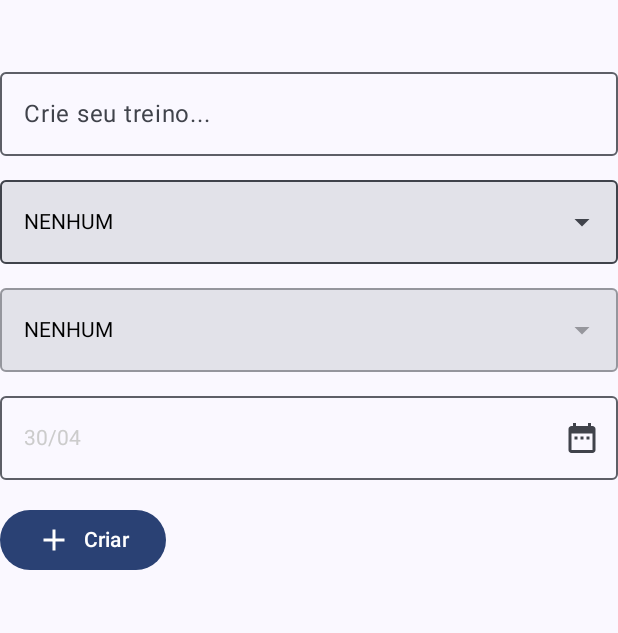
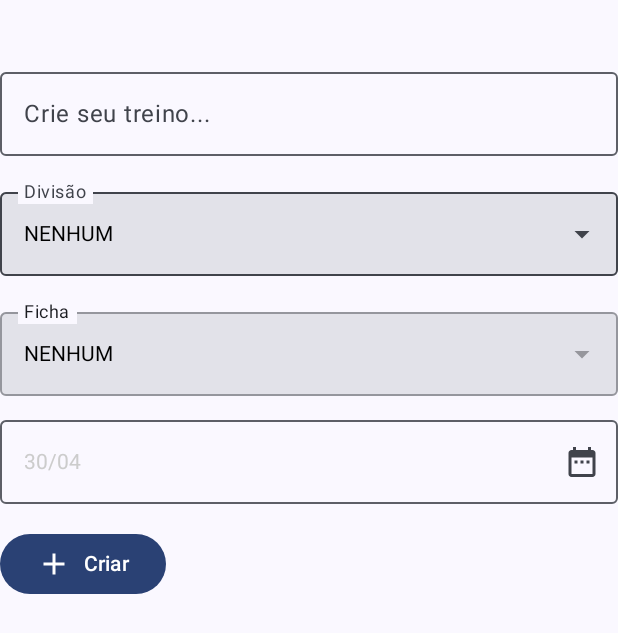
Before and after one commit to Neiscafe/myfitt, an Android app built with Jetpack Compose: the composable CriarTreinoScreen called with empty values, on a phone screen of 412 x 824 dp. Shown: the top 633 px of the screen. Run offline under Robolectric (Android 15) with nearby library versions, the phone set to English and light mode, and no system bars.

Commit message:
*feat* Adiciona hint aos campos de seleção

```diff
--- a/app/src/main/java/br/com/myfitt/ui/components/DropdownTextField.kt
+++ b/app/src/main/java/br/com/myfitt/ui/components/DropdownTextField.kt
@@ -1,5 +1,6 @@
 package br.com.myfitt.ui.components
 
+import androidx.compose.foundation.background
 import androidx.compose.foundation.layout.Column
 import androidx.compose.foundation.layout.IntrinsicSize
 import androidx.compose.foundation.layout.fillMaxWidth
@@ -25,6 +26,7 @@ fun <T> DropdownTextField(
     items: List<T?>,
     getValue: (T?) -> String,
     onSelectedChanged: (T?) -> Unit,
+    hint: String,
     enabled: Boolean = true,
     modifier: Modifier = Modifier
 ) {
@@ -44,6 +46,7 @@ fun <T> DropdownTextField(
             OutlinedTextField(
                 readOnly = true,
                 enabled = enabled,
+                label = { Text(hint, Modifier.background(Color.Transparent)) },
                 value = getValue(_selected.value),
                 modifier = Modifier
                     .fillMaxWidth()
--- a/app/src/main/java/br/com/myfitt/ui/screens/CriarTreinoScreen.kt
+++ b/app/src/main/java/br/com/myfitt/ui/screens/CriarTreinoScreen.kt
@@ -108,12 +108,13 @@ fun CriarTreinoScreen(
                 it?.let {
                     viewModel.getFichas(it.id)
                 }
-            })
+            }, "Divisão")
 
         DropdownTextField<Ficha>(
             fichas.value,
             getValue = { (it?.nome ?: "NENHUM").uppercase() },
-            onSelectedChanged = { fichaSelecionada = it }, enabled = fichaEnabled
+            onSelectedChanged = { fichaSelecionada = it }, enabled = fichaEnabled,
+            hint = "Ficha",
         )
 
         OutlinedTextField(
```
